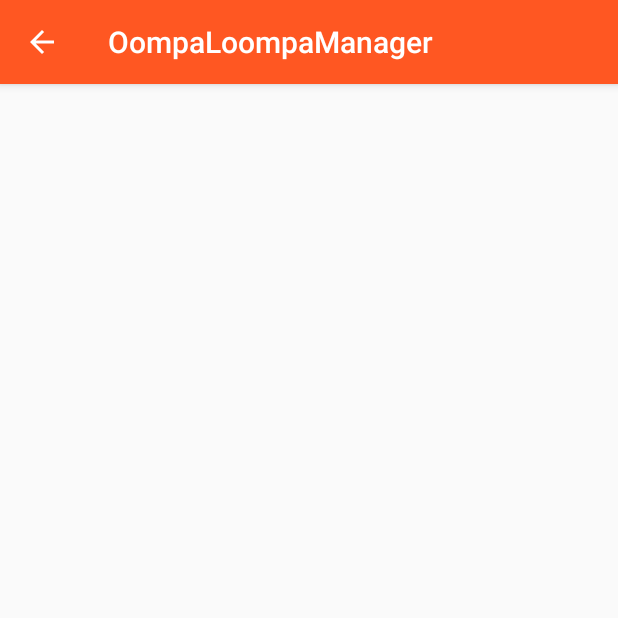
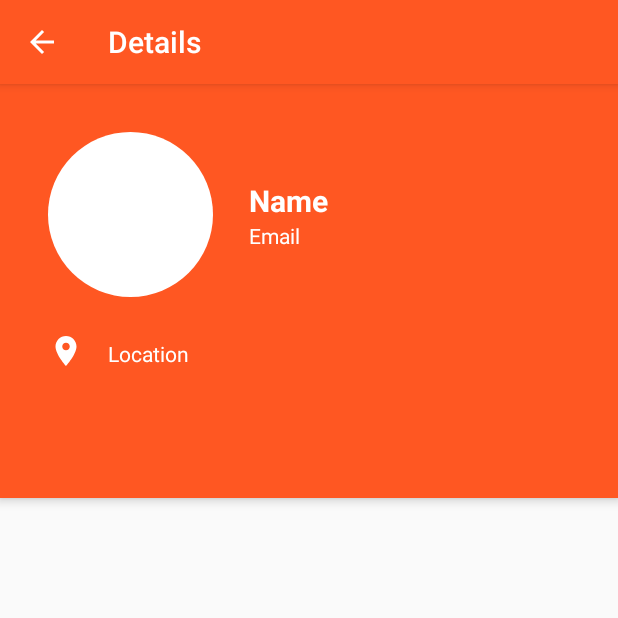
Before and after one commit to JTorrus/OompaLoompaManager, an Android app: the DetailsActivity screen opened directly, with no data from a screen before it, on a phone screen of 412 x 824 dp, the top half of it. Run offline under Robolectric (Android 15) with nearby library versions, the phone set to English and light mode, and no system bars; our stand-ins replace CircleImageView; pictures from the network do not load; 1 statement that could not run was skipped.

Commit message:
Testing minor changes to layout and fetching more data from a single worker to DetailsActivity

```diff
--- a/app/build.gradle
+++ b/app/build.gradle
@@ -8,7 +8,7 @@ android {
     compileSdkVersion 27
     defaultConfig {
         applicationId "dev.napptilus.jtorrus.oompaloompamanager"
-        minSdkVersion 16
+        minSdkVersion 21
         targetSdkVersion 27
         versionCode 1
         versionName "1.0"
--- a/app/src/main/java/dev/napptilus/jtorrus/oompaloompamanager/activities/DetailsActivity.kt
+++ b/app/src/main/java/dev/napptilus/jtorrus/oompaloompamanager/activities/DetailsActivity.kt
@@ -1,12 +1,22 @@
 package dev.napptilus.jtorrus.oompaloompamanager.activities
 
+import android.graphics.drawable.Drawable
+import android.os.Bundle
 import android.support.v7.app.AppCompatActivity
-import android.os.Bundle
+import android.util.Log
+import android.view.View
+import com.bumptech.glide.Glide
+import com.bumptech.glide.load.DataSource
+import com.bumptech.glide.load.engine.GlideException
+import com.bumptech.glide.request.RequestListener
+import com.bumptech.glide.request.target.Target
+import dev.napptilus.jtorrus.oompaloompamanager.R
 import dev.napptilus.jtorrus.oompaloompamanager.api.Client
 import dev.napptilus.jtorrus.oompaloompamanager.api.Service
 import dev.napptilus.jtorrus.oompaloompamanager.model.Worker
-import dev.napptilus.jtorrus.oompaloompamanager.R
+import kotlinx.android.synthetic.main.activity_details.*
 import retrofit2.Call
+import retrofit2.Callback
 import retrofit2.Response
 
 class DetailsActivity : AppCompatActivity() {
@@ -16,12 +26,14 @@ class DetailsActivity : AppCompatActivity() {
     override fun onCreate(savedInstanceState: Bundle?) {
         super.onCreate(savedInstanceState)
         setContentView(R.layout.activity_details)
+        supportActionBar!!.title = "Details"
 
         service = Client.getClient()!!.create(Service::class.java)
 
-        retrievedId = getBundledId()
+        retrievedId = getBundledData()
 
-        callWorkerById()
+
+        prepareLayout()
     }
 
     private fun callWorkerById(): Call<Worker> {
@@ -34,10 +46,28 @@ class DetailsActivity : AppCompatActivity() {
     }
 
     private fun prepareLayout() {
+        callWorkerById().enqueue(object: Callback<Worker> {
+            override fun onFailure(call: Call<Worker>?, t: Throwable?) {
+                Log.e("Error", t!!.message)
+            }
 
+            override fun onResponse(call: Call<Worker>?, response: Response<Worker>?) {
+                val result = fetchResults(response!!)
+
+                Glide
+                        .with(applicationContext)
+                        .load(result.image)
+                        .into(details_pic)
+
+                details_name.text = applicationContext.getString(R.string.full_name, "${result.firstName}", "${result.lastName}")
+                details_email.text = result.email
+                details_location.text = result.country
+            }
+
+        })
     }
 
-    private fun getBundledId(): Int {
+    private fun getBundledData(): Int {
         return intent.extras["OompaId"] as Int
     }
 }
--- /dev/null
+++ b/app/src/main/res/drawable-anydpi/ic_location_on.xml
@@ -0,0 +1,9 @@
+<vector xmlns:android="http://schemas.android.com/apk/res/android"
+        android:width="24dp"
+        android:height="24dp"
+        android:viewportWidth="24.0"
+        android:viewportHeight="24.0">
+    <path
+        android:fillColor="@android:color/white"
+        android:pathData="M12,2C8.13,2 5,5.13 5,9c0,5.25 7,13 7,13s7,-7.75 7,-13c0,-3.87 -3.13,-7 -7,-7zM12,11.5c-1.38,0 -2.5,-1.12 -2.5,-2.5s1.12,-2.5 2.5,-2.5 2.5,1.12 2.5,2.5 -1.12,2.5 -2.5,2.5z"/>
+</vector>
--- a/app/src/main/res/layout/activity_details.xml
+++ b/app/src/main/res/layout/activity_details.xml
@@ -1,9 +1,78 @@
 <?xml version="1.0" encoding="utf-8"?>
-<android.support.constraint.ConstraintLayout xmlns:android="http://schemas.android.com/apk/res/android"
+<android.support.design.widget.CoordinatorLayout xmlns:android="http://schemas.android.com/apk/res/android"
     xmlns:app="http://schemas.android.com/apk/res-auto"
     xmlns:tools="http://schemas.android.com/tools"
     android:layout_width="match_parent"
     android:layout_height="match_parent"
     tools:context=".activities.DetailsActivity">
 
-</android.support.constraint.ConstraintLayout>
+    <android.support.design.widget.AppBarLayout
+        android:id="@+id/appbar_layout"
+        android:layout_width="match_parent"
+        android:layout_height="276dp"
+        android:theme="@style/ThemeOverlay.AppCompat.Dark.ActionBar">
+
+        <android.support.constraint.ConstraintLayout
+            android:layout_width="match_parent"
+            android:layout_height="match_parent"
+            android:orientation="vertical">
+
+            <de.hdodenhof.circleimageview.CircleImageView
+                android:id="@+id/details_pic"
+                android:layout_width="110dp"
+                android:layout_height="110dp"
+                android:layout_marginStart="32dp"
+                android:layout_marginTop="32dp"
+                android:elevation="4dp"
+                android:src="@color/cardview_light_background"
+                app:layout_constraintStart_toStartOf="parent"
+                app:layout_constraintTop_toTopOf="parent" />
+
+            <TextView
+                android:id="@+id/details_name"
+                android:layout_width="wrap_content"
+                android:layout_height="wrap_content"
+                android:layout_marginLeft="24dp"
+                android:layout_marginStart="24dp"
+                android:layout_marginTop="64dp"
+                android:text="Name"
+                android:textColor="@android:color/white"
+                android:textSize="20sp"
+                android:textStyle="bold"
+                app:layout_constraintStart_toEndOf="@+id/details_pic"
+                app:layout_constraintTop_toTopOf="parent" />
+
+            <TextView
+                android:id="@+id/details_email"
+                android:layout_width="wrap_content"
+                android:layout_height="wrap_content"
+                android:layout_marginLeft="24dp"
+                android:layout_marginStart="24dp"
+                android:text="Email"
+                android:textColor="@android:color/white"
+                app:layout_constraintStart_toEndOf="@+id/details_pic"
+                app:layout_constraintTop_toBottomOf="@+id/details_name" />
+
+            <ImageView
+                android:id="@+id/location_icon"
+                android:layout_width="wrap_content"
+                android:layout_height="wrap_content"
+                android:layout_marginStart="32dp"
+                android:layout_marginTop="24dp"
+                android:src="@drawable/ic_location_on"
+                app:layout_constraintStart_toStartOf="parent"
+                app:layout_constraintTop_toBottomOf="@+id/details_pic" />
+
+            <TextView
+                android:id="@+id/details_location"
+                android:layout_width="wrap_content"
+                android:layout_height="wrap_content"
+                android:layout_marginStart="16dp"
+                android:layout_marginTop="28dp"
+                android:text="Location"
+                android:textColor="@android:color/white"
+                app:layout_constraintStart_toEndOf="@+id/location_icon"
+                app:layout_constraintTop_toBottomOf="@+id/details_pic" />
+        </android.support.constraint.ConstraintLayout>
+    </android.support.design.widget.AppBarLayout>
+</android.support.design.widget.CoordinatorLayout>
```
Also changed, not shown: app/src/main/AndroidManifest.xml (+6 -4 lines), app/src/main/java/dev/napptilus/jtorrus/oompaloompamanager/adapters/PaginationAdapter.kt (+3 -17 lines), app/src/main/res/layout/list_item.xml (+9 -10 lines).
